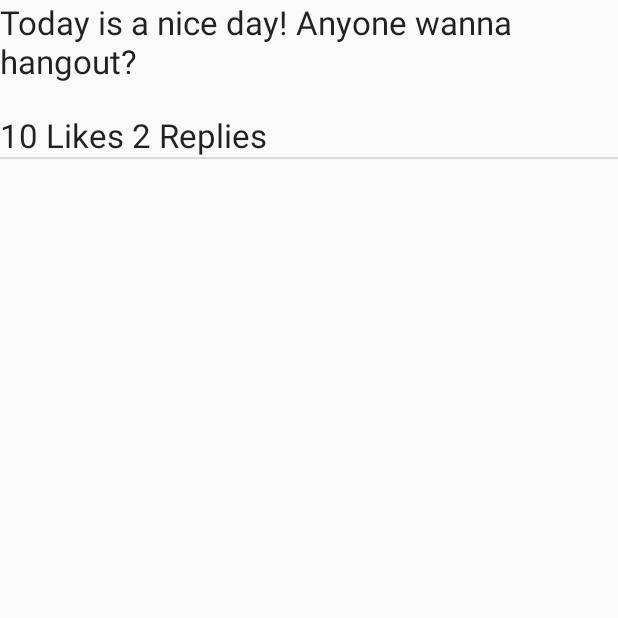
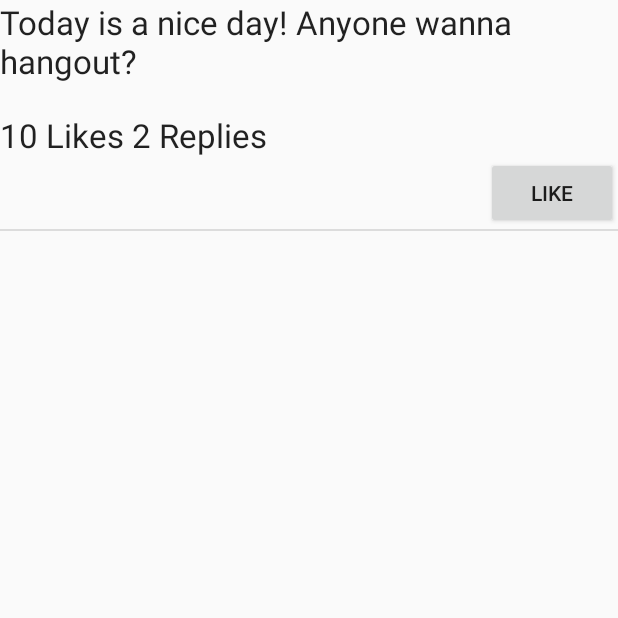
Before and after one commit to tvdung94/game-peer-finder, an Android app: the Feed_Fragment screen opened directly, with no data from a screen before it, on a phone screen of 412 x 824 dp, the top half of it. Run offline under Robolectric (Android 15) with nearby library versions, the phone set to English and light mode, and no system bars.

Commit message:
add a button

```diff
--- a/app/src/main/java/com/org/dungtranvu/local_gaming_peers_finder/Feed_Fragment.java
+++ b/app/src/main/java/com/org/dungtranvu/local_gaming_peers_finder/Feed_Fragment.java
@@ -16,6 +16,7 @@ import android.widget.ArrayAdapter;
 import android.widget.ListView;
 import android.widget.TabHost;
 import android.widget.TextView;
+import android.widget.Toast;
 
 import java.util.ArrayList;
 import java.util.List;
@@ -100,7 +101,8 @@ public class Feed_Fragment extends android.support.v4.app.Fragment {
         context = getActivity();
         view = v;
 
-        message_list.add(new Message("tvdung", "Today is a nice day! Anyone wanna hangout? ", 10, "abc: Ye I do!!\njoshi: nah i'd rather play smash..\n"));
+        message_list.add(new Message("tvdung", "Today is a nice day! Anyone wanna hangout? ", 10, "abc: Ye I do!!\njoshi: nah i'd rather play smash..\n"
+        ,"tvdung joshi"));
         ListView lv = (ListView) v.findViewById(R.id.listView);
         Message_list_adapter mla = new Message_list_adapter();
         lv.setAdapter(mla);
@@ -114,6 +116,7 @@ public class Feed_Fragment extends android.support.v4.app.Fragment {
                 next.putExtra("Replies", current_message.getReplies());
                 next.putExtra("Replies_count", current_message.getReplies_count());
                 next.putExtra("Content", current_message.getContent());
+                //next.putExtra("Liked_users", current_message.getLiked_users());
                 startActivity(next);
             }
         });
@@ -165,6 +168,7 @@ public class Feed_Fragment extends android.support.v4.app.Fragment {
 
 
 
+
     @Override
     public void onDestroyView() {
         view =null;
--- a/app/src/main/java/com/org/dungtranvu/local_gaming_peers_finder/MainActivity.java
+++ b/app/src/main/java/com/org/dungtranvu/local_gaming_peers_finder/MainActivity.java
@@ -3,6 +3,7 @@ package com.org.dungtranvu.local_gaming_peers_finder;
 import java.net.Socket;
 import java.util.Locale;
 
+import android.app.Activity;
 import android.net.Uri;
 import android.support.v4.app.FragmentStatePagerAdapter;
 import android.support.v7.app.ActionBarActivity;
@@ -13,6 +14,7 @@ import android.support.v4.app.FragmentTransaction;
 import android.support.v4.app.FragmentPagerAdapter;
 import android.os.Bundle;
 import android.support.v4.view.ViewPager;
+import android.util.Log;
 import android.view.Gravity;
 import android.view.LayoutInflater;
 import android.view.Menu;
@@ -21,6 +23,7 @@ import android.view.View;
 import android.view.ViewGroup;
 import android.widget.TextView;
 import android.support.v4.app.FragmentActivity;
+import android.widget.Toast;
 
 
 public class MainActivity extends FragmentActivity implements  Chat_Fragment.OnFragmentInteractionListener,
@@ -90,6 +93,10 @@ LeaderBoard_Fragment.OnFragmentInteractionListener{
         return super.onOptionsItemSelected(item);
     }
 
+    public void like(View v) {
+        Toast.makeText(getApplicationContext(), "You just clicked like button", Toast.LENGTH_SHORT).show();
+        Log.d("like button", "button was clicked");
+    }
 
     /**
      * A {@link FragmentPagerAdapter} that returns a fragment corresponding to
--- a/app/src/main/java/com/org/dungtranvu/local_gaming_peers_finder/Message.java
+++ b/app/src/main/java/com/org/dungtranvu/local_gaming_peers_finder/Message.java
@@ -12,12 +12,14 @@ public class Message {
     private int likes;
     private int replies_count;
     private String replies;
+    private String liked_users;
 
-    public Message(String username, String content, int likes, String replies) {
+    public Message(String username, String content, int likes, String replies, String liked_users) {
         this.content = content;
         this.username = username;
         this.likes = likes;
         this.replies = replies;
+        this.liked_users = liked_users;
         // Read replies into arraylist
 
         this.replies_count = 0;
@@ -34,4 +36,5 @@ public class Message {
     public int getLike() { return likes; }
     public String getReplies() { return replies; }
     public int getReplies_count() { return replies_count; }
+    public String getLiked_users() {return liked_users; }
 }
--- a/app/src/main/java/com/org/dungtranvu/local_gaming_peers_finder/showFeedDetails.java
+++ b/app/src/main/java/com/org/dungtranvu/local_gaming_peers_finder/showFeedDetails.java
@@ -34,6 +34,7 @@ public class showFeedDetails extends ActionBarActivity {
         String username;
         String content;
         String replies;
+        String liked_users;
         int likes;
         int replies_count;
         @Override
@@ -44,6 +45,7 @@ public class showFeedDetails extends ActionBarActivity {
             replies = extra.getString("Replies");
             likes = extra.getInt("Likes");
             replies_count = extra.getInt("Replies_count");
+            liked_users = extra.getString("Liked_users");
             int start = 0;
             for (int i = 0; i < replies.length(); i++) {
                 if (replies.charAt(i) == '\n') {
--- a/app/src/main/res/layout/new_feed_list_view.xml
+++ b/app/src/main/res/layout/new_feed_list_view.xml
@@ -18,4 +18,14 @@
         android:id="@+id/specs"
         android:layout_below="@+id/content"
         android:layout_alignParentStart="true" />
+
+    <Button
+        android:layout_width="wrap_content"
+        android:layout_height="wrap_content"
+        android:text="Like"
+        android:id="@+id/button_like"
+        android:onClick="like"
+        android:focusable="false"
+        android:layout_below="@+id/specs"
+        android:layout_alignParentEnd="true" />
 </RelativeLayout>
```
